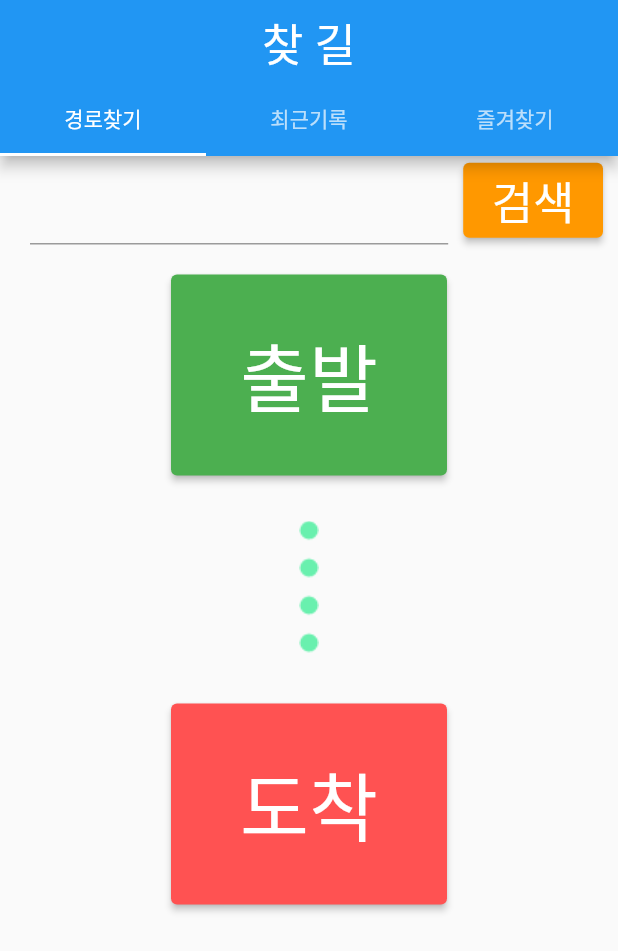
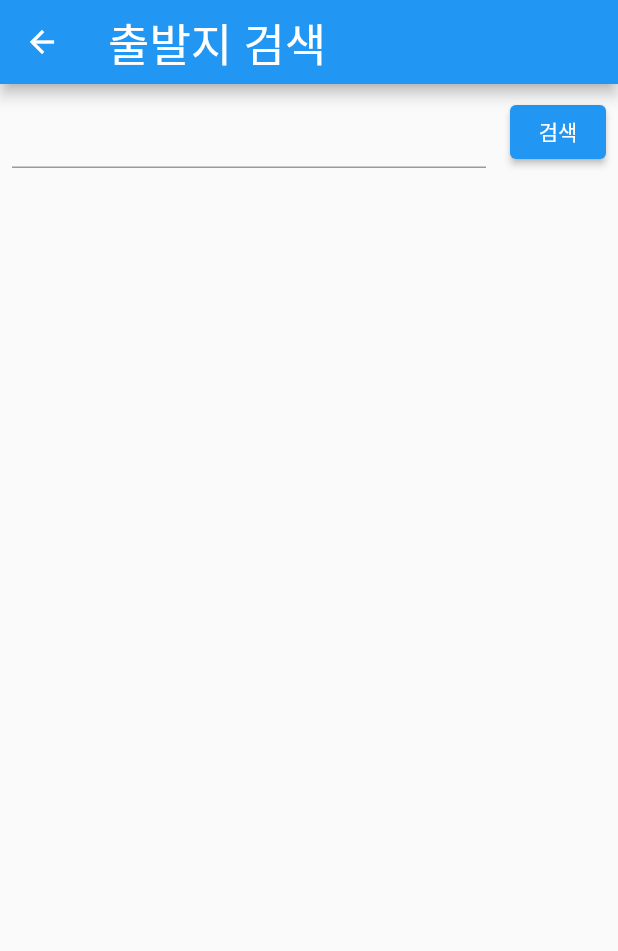
Before and after one commit to Raonshi/BusApp, a Flutter app: the screen it shows after launch, after a tap on "출발", on a phone screen of 412 x 824 dp. Shown: the top 951 px of the screen. Run offline on Flutter 3.47's test engine with Material 2 defaults, Android fonts, the phone set to English and light mode, and no system bars.

Commit message:
정류장 검색 기능 구현 중

```diff
--- /dev/null
+++ b/smart_bus_app/lib/src/provider/departure_provider.dart
@@ -0,0 +1,34 @@
+import 'package:flutter/widgets.dart';
+import 'package:smart_bus_app/src/ui/search_item.dart';
+
+class DepartureProvider with ChangeNotifier{
+  String _departure = '';
+  List<SearchItem> _departureList = [
+    SearchItem('aaa'),
+    SearchItem('aab'),
+    SearchItem('aba'),
+    SearchItem('abb'),
+    SearchItem('baa'),
+    SearchItem('bab'),
+    SearchItem('bba'),
+    SearchItem('bbb'),
+  ];
+
+
+  String get departure => _departure;
+  setDeparture(String value) => _departure = value;
+
+
+  get departureList => _departureList;
+
+
+
+  List<SearchItem> filtering(){
+    List<SearchItem> list = _departureList;
+
+
+
+    return list;
+  }
+
+}
--- /dev/null
+++ b/smart_bus_app/lib/src/ui/depature_widget.dart
@@ -0,0 +1,82 @@
+import 'package:flutter/material.dart';
+import 'package:provider/provider.dart';
+import 'package:smart_bus_app/src/provider/departure_provider.dart';
+import 'package:smart_bus_app/src/ui/search_item.dart';
+
+
+class DepartureWidget extends StatelessWidget {
+
+  @override
+  Widget build(BuildContext context) {
+    return ChangeNotifierProvider<DepartureProvider>(
+      create: (_) => DepartureProvider(),
+      child: SearchDeparture(),
+    );
+  }
+}
+
+
+class SearchDeparture extends StatefulWidget {
+  const SearchDeparture({Key key}) : super(key: key);
+
+  @override
+  _SearchDepartureState createState() => _SearchDepartureState();
+}
+
+class _SearchDepartureState extends State<SearchDeparture> {
+
+  TextEditingController textController = TextEditingController();
+  List<SearchItem> departureList = [];
+
+
+  @override
+  Widget build(BuildContext context) {
+    final provider = Provider.of<DepartureProvider>(context);
+    return Scaffold(
+      appBar: AppBar(
+        title: Text('출발지 검색', style: TextStyle(fontSize: 30),),
+      ),
+      body: Column(
+        children: [
+          Row(
+            children: [
+              Expanded(
+                  child: Padding(
+                    padding: const EdgeInsets.all(8.0),
+                    child: TextField(
+                      controller: textController,
+                      onSubmitted: (String str){
+                        provider.setDeparture(str);
+                        departureList = provider.filtering();
+                      },
+                    ),
+                  )
+              ),
+
+              Padding(
+                padding: const EdgeInsets.all(8.0),
+                child: ElevatedButton(
+                  onPressed: () {
+                    provider.setDeparture(textController.text);
+                    departureList = provider.filtering();
+                  },
+                  child: Text('검색'),
+                ),
+              ),
+            ],
+          ),
+          //Text(provider.departure),
+          Expanded(
+              child: ListView.builder(
+                  itemBuilder: (context, index){
+                    return departureList[index];
+                  },
+                itemCount: departureList.length,
+                reverse: false,
+              ),
+          ),
+        ],
+      ),
+    );
+  }
+}
--- a/smart_bus_app/lib/src/ui/find_way_widget.dart
+++ b/smart_bus_app/lib/src/ui/find_way_widget.dart
@@ -1,46 +1,33 @@
 import 'package:flutter/material.dart';
+import 'package:provider/provider.dart';
+import 'package:smart_bus_app/src/provider/departure_provider.dart';
+import 'package:smart_bus_app/src/ui/depature_widget.dart';
+import 'package:smart_bus_app/src/ui/destination_widget.dart';
+
+import 'depature_widget.dart';
 
 
 class FindWayWidget extends StatelessWidget {
-
-  TextEditingController textController;
 
   @override
   Widget build(BuildContext context) {
     return Center(
       child: Container(
         child: Column(
-          children: [
-            Padding(
-              padding: EdgeInsets.symmetric(horizontal: 10.0),
-              child: Row(
-                children: [
-                  Expanded(
-                      child: Padding(
-                        padding: const EdgeInsets.symmetric(horizontal: 10.0),
-                        child: TextField(
-                          controller: textController,
-                          style: TextStyle(fontSize: 30),
-                        ),
-                      ),
-                  ),
-                  ElevatedButton(
-                      onPressed: (){
+          mainAxisAlignment: MainAxisAlignment.center,
+          children:[
 
-                      },
-                      style: ElevatedButton.styleFrom(primary: Colors.orange),
-                      child: Padding(
-                        padding: const EdgeInsets.all(3.0),
-                        child: Text('검색', style: TextStyle(fontSize: 30),),
-                      ))
-                ],
-              ),
-            ),
+            //출발지 버튼
             Padding(
               padding: const EdgeInsets.symmetric(vertical: 20.0),
               child: ElevatedButton(
                 onPressed: (){
-
+                  Navigator.push(
+                      context,
+                      MaterialPageRoute(
+                          builder: (context) => DepartureWidget()
+                      )
+                  );
                 },
                 style: ElevatedButton.styleFrom(primary: Colors.green),
                 child: Padding(
@@ -49,15 +36,24 @@ class FindWayWidget extends StatelessWidget {
                 ),
               ),
             ),
+
+            //점선
             Padding(
               padding: EdgeInsets.symmetric(vertical: 10.0),
               child: Image.asset("images/line_circle.png", color: Colors.greenAccent,),
             ),
+
+            //도착지 버튼
             Padding(
               padding: const EdgeInsets.symmetric(vertical: 20.0),
               child: ElevatedButton(
                 onPressed: (){
-
+                  Navigator.push(
+                      context,
+                      MaterialPageRoute(
+                          builder: (context) => DestinationWidget()
+                      )
+                  );
                 },
                 style: ElevatedButton.styleFrom(primary: Colors.redAccent),
                 child: Padding(
--- a/smart_bus_app/lib/src/ui/home_page.dart
+++ b/smart_bus_app/lib/src/ui/home_page.dart
@@ -41,9 +41,9 @@ class _HomePageState extends State<HomePage> with SingleTickerProviderStateMixin
           bottom: TabBar(
             controller: tabController,
             tabs: [
-              Tab(text: '경로찾기',),
-              Tab(text: '최근기록',),
-              Tab(text: '즐겨찾기',),
+              Tab(text: '경로찾기', icon: Icon(Icons.directions_bus),),
+              Tab(text: '최근기록', icon: Icon(Icons.list_alt_rounded)),
+              Tab(text: '즐겨찾기', icon: Icon(Icons.star)),
             ],
           ),
         ),
--- a/smart_bus_app/pubspec.yaml
+++ b/smart_bus_app/pubspec.yaml
@@ -32,6 +32,7 @@ dependencies:
   http: ^0.13.3
   xml2json: ^5.3.1
   provider: ^5.0.0
+  material_floating_search_bar: ^0.3.4
 
 dev_dependencies:
   flutter_test:
```
Also changed, not shown: smart_bus_app/lib/src/provider/destination_provider.dart (added, +10 -0 lines), smart_bus_app/lib/src/ui/destination_widget.dart (added, +64 -0 lines), smart_bus_app/lib/src/ui/search_item.dart (added, +29 -0 lines), smart_bus_app/lib/src/ui/way_item.dart (added, +10 -0 lines), smart_bus_app/pubspec.lock.
